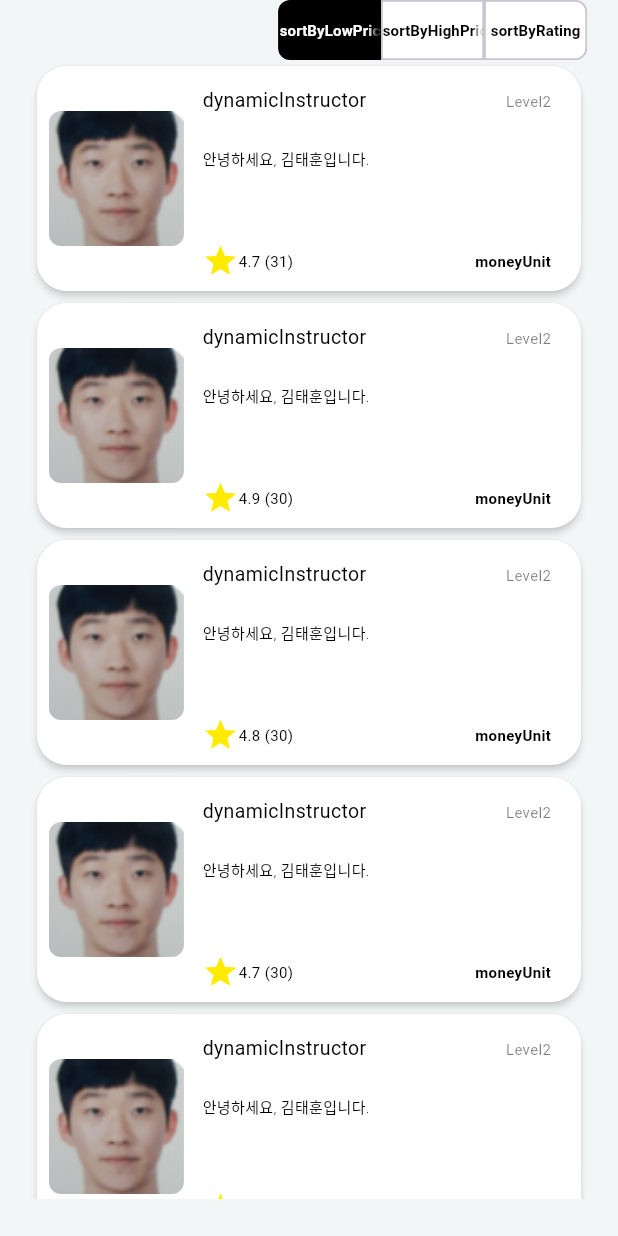
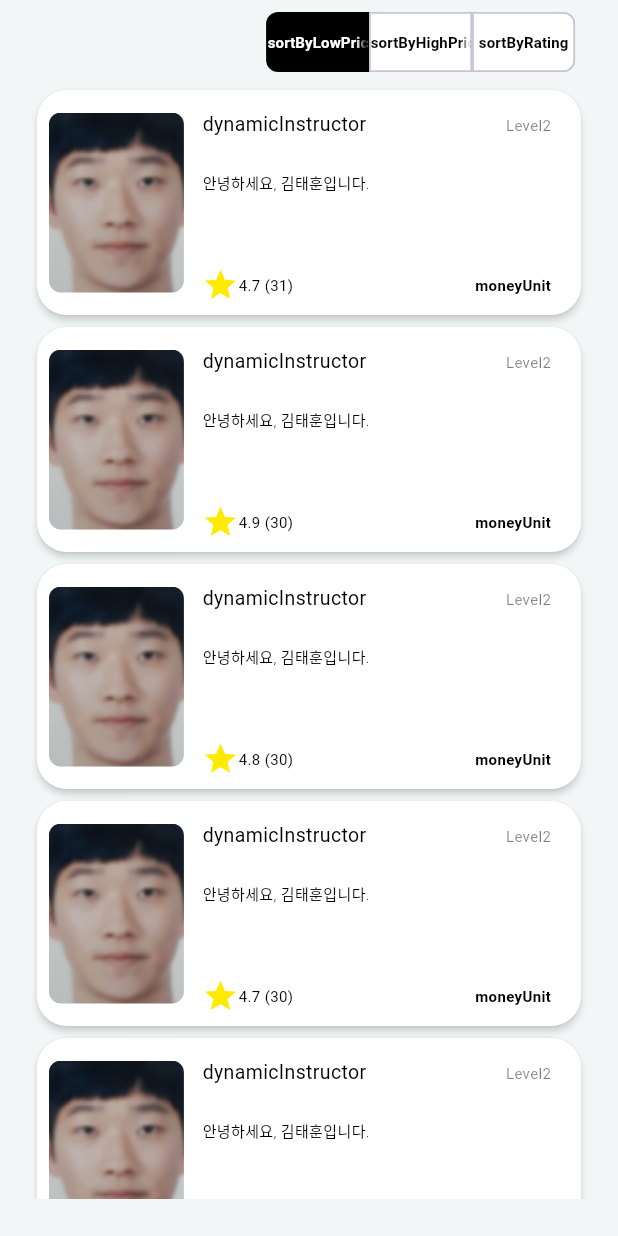
Before and after one commit to jason9865/go-ski, a Flutter app: the ReservationInstructorListScreen widget shown alone on an empty page, opened directly, on a phone screen of 412 x 824 dp. Run offline on Flutter 3.47's test engine with Material 3 defaults, Android fonts, the phone set to English and light mode, and no system bars; our stand-ins replace easy_localization, get, image_picker, logger; Roboto replaces fonts that are missing (Jua); project files that could hold a hidden picture were left out.

Commit message:
:art: Modify : Reservation Instructor List Screen

```diff
--- a/goski_student/lib/ui/reservation/u020_reservation_instructor_list.dart
+++ b/goski_student/lib/ui/reservation/u020_reservation_instructor_list.dart
@@ -27,7 +27,7 @@ class _ReservationInstructorListScreenState
           '안녕하세요, 고승민입니다.안녕하세요, 고승민입니다.안녕하세요, 고승민입니다.안녕하세요, 고승민입니다.안녕하세요, 고승민입니다.안녕하세요, 고승민입니다.',
       certificateName: 'Level3',
       rating: 4.0,
-      imagePath: 'assets/images/person3.png',
+      imagePath: 'assets/images/adv.jpg',
       reviewCount: 30,
       cost: 300000,
     ),
@@ -120,7 +120,9 @@ class _ReservationInstructorListScreenState
           Row(
             mainAxisAlignment: MainAxisAlignment.end,
             children: [
-              GoskiSwitch(
+              Padding(
+                padding: const EdgeInsets.all(8.0),
+                child: GoskiSwitch(
                   items: [
                     tr('sortByLowPrice'),
                     tr('sortByHighPrice'),
@@ -129,6 +131,7 @@ class _ReservationInstructorListScreenState
                   width: screenSizeController.getWidthByRatio(0.5),
                   onChanged: sortInstructors,
                   size: goskiFontSmall,
+                ),
               ),
             ],
           ),
@@ -159,8 +162,8 @@ class _ReservationInstructorListScreenState
               child: Image.asset(
                 instructor.imagePath,
                 width: 90,
-                height: 90,
-                fit: BoxFit.fill,
+                height: 120,
+                fit: BoxFit.fitHeight,
               ),
             ),
             SizedBox(width: screenSizeController.getWidthByRatio(0.03)),
```
Lines whose indentation alone changed are shown as unchanged.
